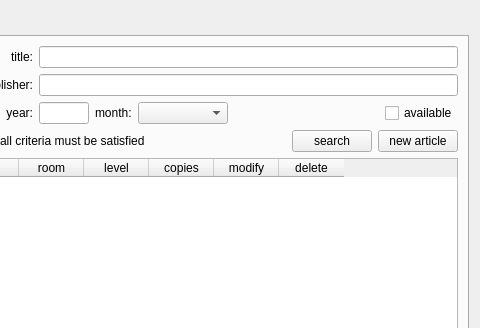
Qt form librarian.ui (Louie-ru/LMS-INNO) before a commit; both pictures show x 524 to 1004 and y 0 to 328 of the 1004 by 478 pixel window.
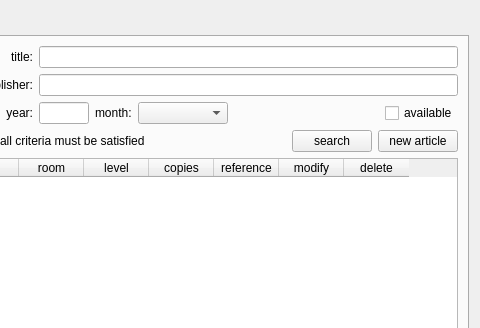
The same form after that commit. The open tabs and pages were chosen to show the change.

Commit message: librarian article functions fixed

Patch:
```diff
--- a/librarian.ui
+++ b/librarian.ui
@@ -1031,6 +1031,11 @@
            <string>copies</string>
           </property>
          </column>
+         <column>
+          <property name="text">
+           <string>reference</string>
+          </property>
+         </column>
          <column>
           <property name="text">
            <string>modify</string>
```
Left out of the diff: 16 changed lines with no effect on the pictures. The commit also changes 2 other files.
